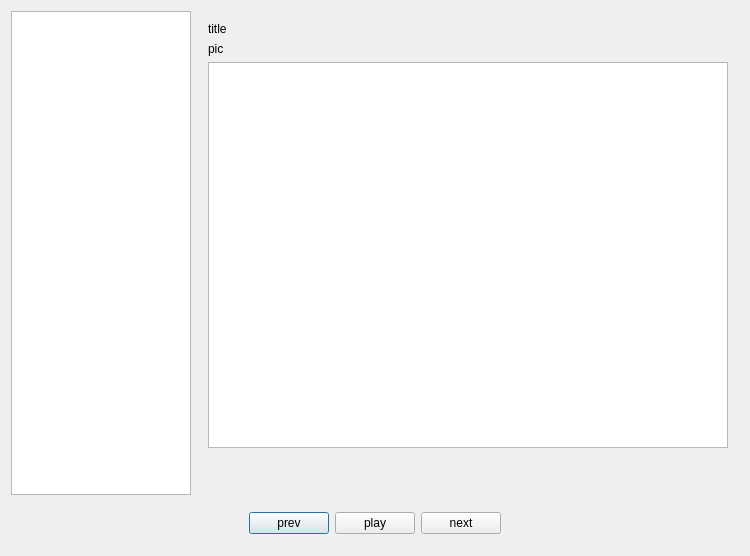
Old version of the form dialog.ui in the repository tujiaw/qqmusic.
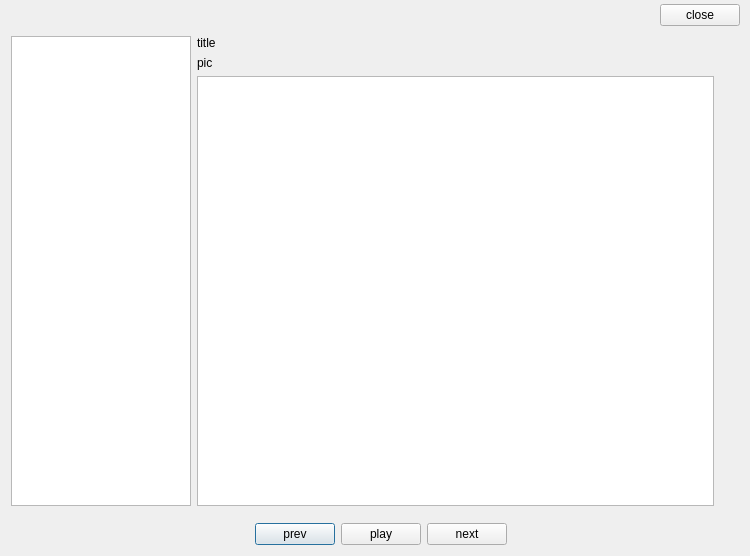
New version of the form. Custom widgets are drawn as their Qt base class.

What changed in the file:
```diff
--- a/dialog.ui
+++ b/dialog.ui
@@ -14,28 +14,33 @@
    <string>Dialog</string>
   </property>
   <layout class="QGridLayout" name="gridLayout_2">
-   <item row="0" column="0">
-    <widget class="QListWidget" name="itemList">
-     <property name="minimumSize">
-      <size>
-       <width>180</width>
-       <height>0</height>
-      </size>
-     </property>
-     <property name="maximumSize">
-      <size>
-       <width>180</width>
-       <height>16777215</height>
-      </size>
-     </property>
-     <property name="viewMode">
-      <enum>QListView::ListMode</enum>
-     </property>
-    </widget>
-   </item>
-   <item row="0" column="1">
+   <property name="topMargin">
+    <number>0</number>
+   </property>
+   <property name="rightMargin">
+    <number>0</number>
+   </property>
+   <property name="bottomMargin">
+    <number>0</number>
+   </property>
+   <item row="1" column="1">
     <widget class="QWidget" name="songMenuWidget" native="true">
      <layout class="QGridLayout" name="gridLayout">
+      <property name="leftMargin">
+       <number>0</number>
+      </property>
+      <property name="topMargin">
+       <number>0</number>
+      </property>
+      <property name="rightMargin">
+       <number>0</number>
+      </property>
+      <property name="bottomMargin">
+       <number>0</number>
+      </property>
+      <property name="spacing">
+       <number>0</number>
+      </property>
       <item row="0" column="0">
        <layout class="QVBoxLayout" name="verticalLayout">
         <item>
@@ -56,31 +61,37 @@
          </widget>
         </item>
         <item>
-         <widget class="QListWidget" name="lwSongList"/>
-        </item>
-        <item>
-         <widget class="PageNumberWidget" name="pageWidget" native="true">
-          <property name="minimumSize">
-           <size>
-            <width>0</width>
-            <height>30</height>
-           </size>
+         <layout class="QHBoxLayout" name="horizontalLayout_2">
+          <property name="rightMargin">
+           <number>10</number>
           </property>
-          <property name="maximumSize">
-           <size>
-            <width>16777215</width>
-            <height>30</height>
-           </size>
-          </property>
-          <layout class="QHBoxLayout" name="horizontalLayout_2" stretch=""/>
-         </widget>
+          <item>
+           <widget class="QListWidget" name="lwSongList"/>
+          </item>
+          <item>
+           <widget class="PageNumberWidget" name="pageWidget" native="true">
+            <property name="minimumSize">
+             <size>
+              <width>20</width>
+              <height>0</height>
+             </size>
+            </property>
+            <property name="maximumSize">
+             <size>
+              <width>20</width>
+              <height>2222</height>
+             </size>
+            </property>
+           </widget>
+          </item>
+         </layout>
         </item>
        </layout>
       </item>
      </layout>
     </widget>
    </item>
-   <item row="1" column="0" colspan="2">
+   <item row="2" column="0" colspan="2">
     <widget class="QWidget" name="playWidget" native="true">
      <layout class="QHBoxLayout" name="horizontalLayout_3">
       <item>
@@ -99,7 +110,7 @@
       <item>
        <layout class="QHBoxLayout" name="horizontalLayout">
         <item>
-         <widget class="QPushButton" name="pbPlay_3">
+         <widget class="PicButton" name="pbPrev">
           <property name="text">
            <string>prev</string>
           </property>
@@ -113,7 +124,7 @@
          </widget>
         </item>
         <item>
-         <widget class="QPushButton" name="pbPlay_2">
+         <widget class="PicButton" name="pbNext">
           <property name="text">
            <string>next</string>
           </property>
@@ -137,6 +148,78 @@
      </layout>
     </widget>
    </item>
+   <item row="1" column="0">
+    <widget class="QListWidget" name="itemList">
+     <property name="minimumSize">
+      <size>
+       <width>180</width>
+       <height>0</height>
+      </size>
+     </property>
+     <property name="maximumSize">
+      <size>
+       <width>180</width>
+       <height>16777215</height>
+      </size>
+     </property>
+     <property name="viewMode">
+      <enum>QListView::ListMode</enum>
+     </property>
+    </widget>
+   </item>
+   <item row="0" column="0" colspan="2">
+    <widget class="QWidget" name="widget" native="true">
+     <property name="minimumSize">
+      <size>
+       <width>0</width>
+       <height>30</height>
+      </size>
+     </property>
+     <property name="maximumSize">
+      <size>
+       <width>16777215</width>
+       <height>30</height>
+      </size>
+     </property>
+     <layout class="QHBoxLayout" name="horizontalLayout_4">
+      <property name="spacing">
+       <number>0</number>
+      </property>
+      <property name="leftMargin">
+       <number>0</number>
+      </property>
+      <property name="topMargin">
+       <number>0</number>
+      </property>
+      <property name="rightMargin">
+       <number>10</number>
+      </property>
+      <property name="bottomMargin">
+       <number>0</number>
+      </property>
+      <item>
+       <spacer name="horizontalSpacer_2">
+        <property name="orientation">
+         <enum>Qt::Horizontal</enum>
+        </property>
+        <property name="sizeHint" stdset="0">
+         <size>
+          <width>653</width>
+          <height>20</height>
+         </size>
+        </property>
+       </spacer>
+      </item>
+      <item>
+       <widget class="PicButton" name="pbClose">
+        <property name="text">
+         <string>close</string>
+        </property>
+       </widget>
+      </item>
+     </layout>
+    </widget>
+   </item>
   </layout>
  </widget>
  <layoutdefault spacing="6" margin="11"/>
@@ -147,6 +230,11 @@
    <header>pagenumberwidget.h</header>
    <container>1</container>
   </customwidget>
+  <customwidget>
+   <class>PicButton</class>
+   <extends>QPushButton</extends>
+   <header>pic_button.h</header>
+  </customwidget>
  </customwidgets>
  <resources/>
  <connections/>
```
Left out of the diff: 2 changed lines with no effect on the pictures.
